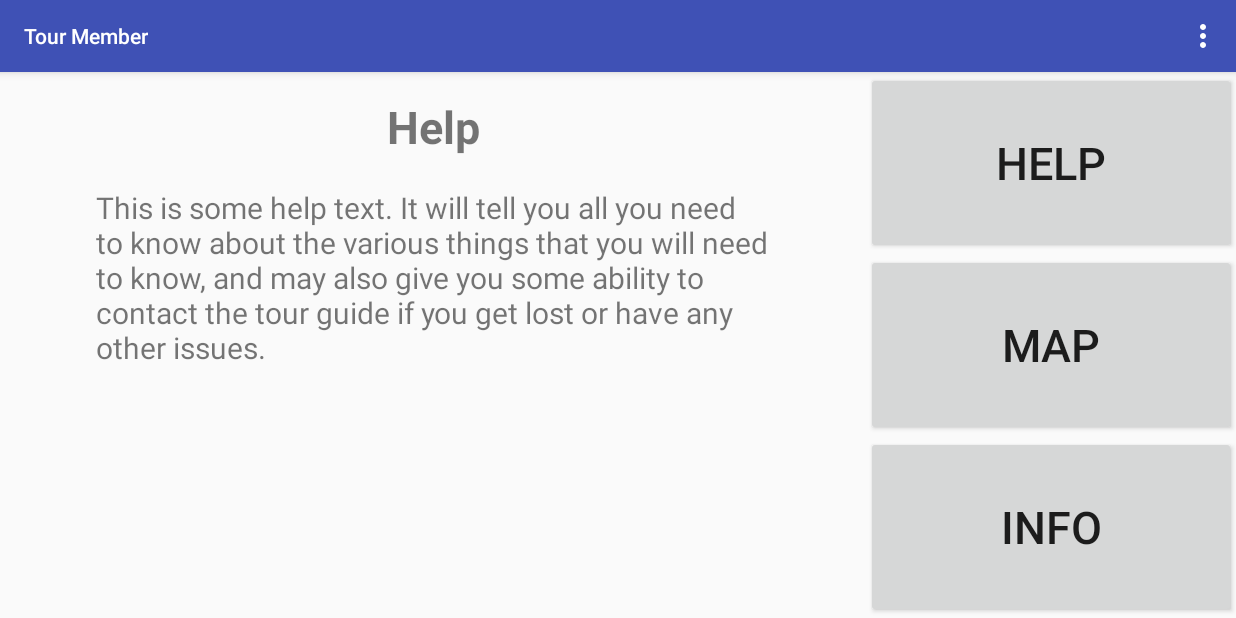
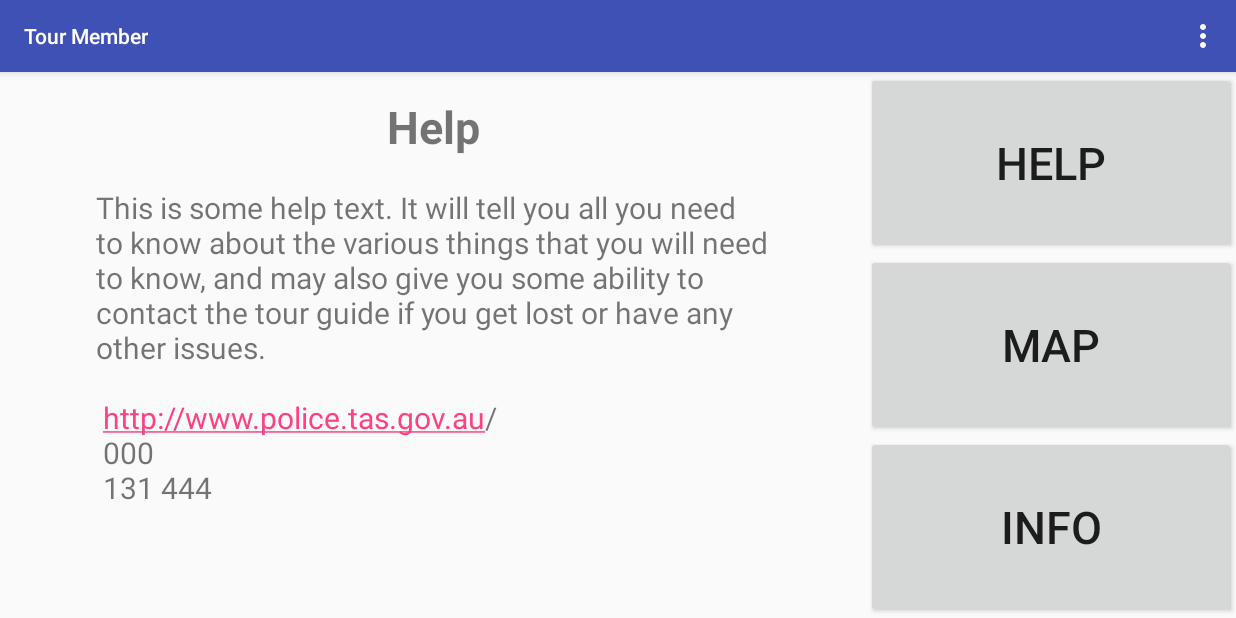
Before and after one commit to tjcdavy/HCIPrototypes, an Android app: the TourJohn screen opened directly, with no data from a screen before it, after a tap on "HELP", on a phone screen of 824 x 412 dp (held sideways). Run offline under Robolectric (Android 15) with nearby library versions, the phone set to English and light mode, and no system bars.

Commit message:
Updated help variables

```diff
--- a/app/src/main/res/layout/tour_john.xml
+++ b/app/src/main/res/layout/tour_john.xml
@@ -36,6 +36,7 @@
                 <TextView
                     android:layout_width="match_parent"
                     android:layout_height="match_parent"
+                    android:autoLink="web"
                     android:text="@string/help_text"
                     android:textSize="@dimen/standard_text"/>
 
--- a/app/src/main/res/values/strings.xml
+++ b/app/src/main/res/values/strings.xml
@@ -15,7 +15,7 @@
     <!--Item Info-->
     <string name="heading">Lorem Ipsum</string>
     <string name="item_desc">Lorem ipsum dolor sit amet, consectetur adipiscing elit. Nunc ut ante mi. Integer quis sagittis dui, quis interdum tortor. Praesent tincidunt vestibulum ullamcorper. Sed quis sodales felis, ut mollis est. Nunc ut viverra est, ac rutrum eros. Duis a turpis eget eros commodo hendrerit. Praesent hendrerit tincidunt molestie. Mauris porta ipsum eros, vitae feugiat dolor tincidunt ac. Duis et lacus et enim ultrices volutpat. Praesent nunc magna, dictum eu neque ut, finibus congue diam. Vivamus accumsan viverra sagittis. Nullam et metus in diam malesuada mattis.</string>
-    <string name="help_text">This is some help text.  It will tell you all you need to know about the various things that you will need to know, and may also give you some ability to contact the tour guide if you get lost or have any other issues.</string>
+    <string name="help_text">This is some help text.  It will tell you all you need to know about the various things that you will need to know, and may also give you some ability to contact the tour guide if you get lost or have any other issues.\n\n http://www.police.tas.gov.au/ \n 000 \n 131 444</string>
 
     <!--John Labels-->
     <string name="help">HELP</string>
```
